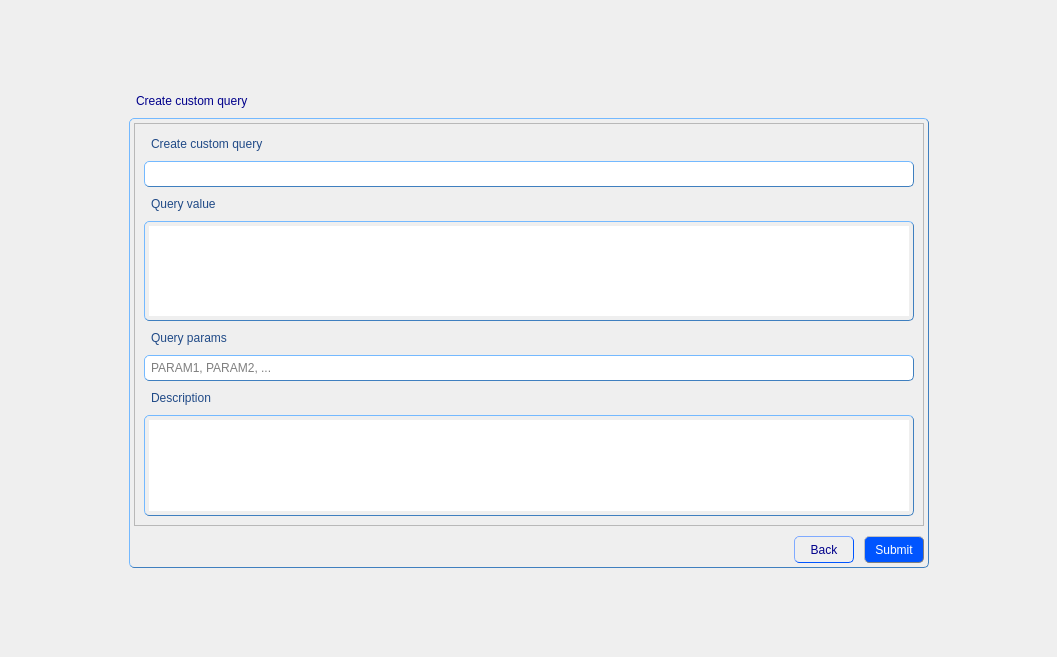
Qt form QBuilder/QBuilder/src/createqueryform.ui (Rork96/QtProjects) before a commit.
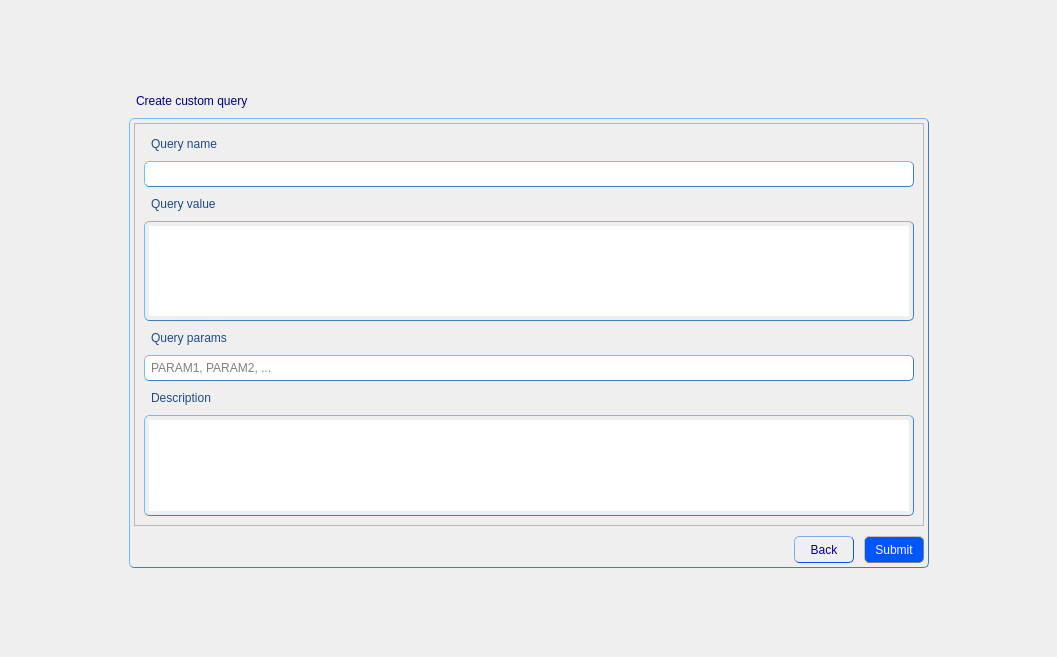
The same form after that commit.

```diff
--- a/QBuilder/QBuilder/src/createqueryform.ui
+++ b/QBuilder/QBuilder/src/createqueryform.ui
@@ -57,7 +57,7 @@
                border-style: outset;
 	           font: 11pt &quot;MS Shell Dlg 2&quot;;
               }
-QTextEdit {
+QPlainTextEdit {
                color: black;
                padding: 4px;
                border: 1px solid rgb(63, 127, 191); 
@@ -309,12 +309,12 @@
           <item row="0" column="0">
            <widget class="QLabel" name="label_2">
             <property name="text">
-             <string>Create custom query</string>
+             <string>Query name</string>
             </property>
            </widget>
           </item>
           <item row="1" column="0">
-           <widget class="QLineEdit" name="ipAddressLine"/>
+           <widget class="QLineEdit" name="nameLine"/>
           </item>
           <item row="2" column="0">
            <widget class="QLabel" name="label_4">
@@ -323,9 +323,6 @@
             </property>
            </widget>
           </item>
-          <item row="3" column="0">
-           <widget class="QTextEdit" name="descrEdit"/>
-          </item>
           <item row="4" column="0">
            <widget class="QLabel" name="label_3">
             <property name="text">
@@ -334,7 +331,7 @@
            </widget>
           </item>
           <item row="5" column="0">
-           <widget class="QLineEdit" name="lineEdit">
+           <widget class="QLineEdit" name="paramline">
             <property name="placeholderText">
              <string>PARAM1, PARAM2, ...</string>
             </property>
@@ -347,8 +344,11 @@
             </property>
            </widget>
           </item>
+          <item row="3" column="0">
+           <widget class="QPlainTextEdit" name="valueEdit"/>
+          </item>
           <item row="7" column="0">
-           <widget class="QTextEdit" name="noteEdit"/>
+           <widget class="QPlainTextEdit" name="descrEdit"/>
           </item>
          </layout>
         </widget>
```
